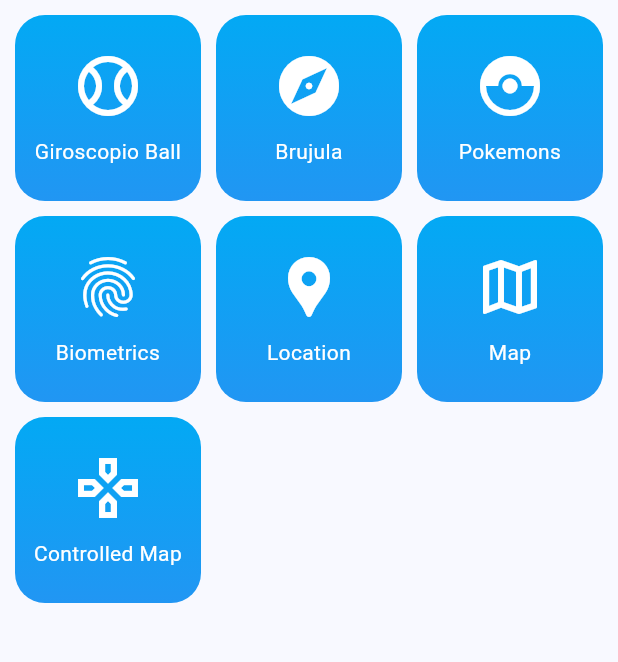
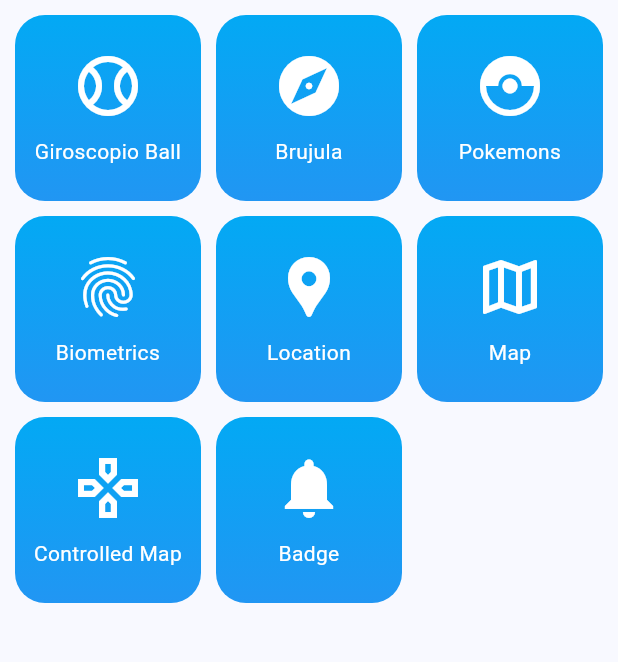
Before and after one commit to ferpaz/sensors_with_flutter, a Flutter app: the screen it shows after launch, on a phone screen of 412 x 824 dp, the part 270-932 px from its top. Run offline on Flutter 3.47's test engine with Material 3 defaults, Android fonts, the phone set to English and light mode, and no system bars; our stand-ins replace dio, flutter_compass, flutter_riverpod, geolocator, go_router, google_fonts and 6 more; missing offline and left inert: flutter_app_badger, quick_actions; generated files the repository leaves out were written again.

Commit message:
Se agrego control del badge para las notificaciones para iOS, Android no los soporta

```diff
--- a/lib/config/config.dart
+++ b/lib/config/config.dart
@@ -1,3 +1,4 @@
+export './plugins/app_badge_plugin.dart';
 export './plugins/local_auth_plugin.dart';
 export './plugins/quick_actions_plugin.dart';
 export './plugins/share_plugin.dart';
--- a/lib/config/router/app_router.dart
+++ b/lib/config/router/app_router.dart
@@ -57,5 +57,9 @@ final appRouter = GoRouter(
       path: '/controlled_map',
       builder: (context, state) => const ControlledMapScreen(),
     ),
+    GoRoute(
+      path: '/badge',
+      builder: (context, state) => const BadgeScreen(),
+    ),
   ],
 );
--- /dev/null
+++ b/lib/presentation/providers/badge/badge_counter_provider.dart
@@ -0,0 +1,5 @@
+import 'package:flutter_riverpod/flutter_riverpod.dart';
+
+final badgeCounterProvider = StateProvider<int>((ref) {
+  return 0;
+});
--- a/lib/presentation/providers/providers.dart
+++ b/lib/presentation/providers/providers.dart
@@ -1,4 +1,5 @@
 export './app_state_provider.dart';
+export './badge/badge_counter_provider.dart';
 export './local_auth/local_auth_providers.dart';
 export './location/user_location_provider.dart';
 export './location/watch_user_location_provider.dart';
--- a/lib/presentation/screens/screens.dart
+++ b/lib/presentation/screens/screens.dart
@@ -1,6 +1,8 @@
 export 'home/home_screen.dart';
 
 export 'biometrics/biometric_screen.dart';
+
+export 'badge/badge_screen.dart';
 
 export 'location/location_screen.dart';
 export 'location/map_screen.dart';
--- a/lib/presentation/widgets/shared/menu_item.dart
+++ b/lib/presentation/widgets/shared/menu_item.dart
@@ -11,6 +11,7 @@ final menuItems = <MenuItem>[
   MenuItem('Location', Icons.location_pin, '/location'),
   MenuItem('Map', Icons.map_outlined, '/map'),
   MenuItem('Controlled Map', Icons.gamepad_outlined, '/controlled_map'),
+  MenuItem('Badge', Icons.notifications, '/badge'),
 ];
 
 class MenuItem {
--- a/pubspec.yaml
+++ b/pubspec.yaml
@@ -10,6 +10,7 @@ dependencies:
   dio: ^5.4.0
   flutter:
     sdk: flutter
+  flutter_app_badger: ^1.5.0
   flutter_compass: ^0.8.0
   flutter_riverpod: ^2.4.5
   geolocator: ^10.1.0
```
Also changed, not shown: lib/config/plugins/app_badge_plugin.dart (added, +20 -0 lines), lib/presentation/screens/badge/badge_screen.dart (added, +46 -0 lines), pubspec.lock, 1 other file.
